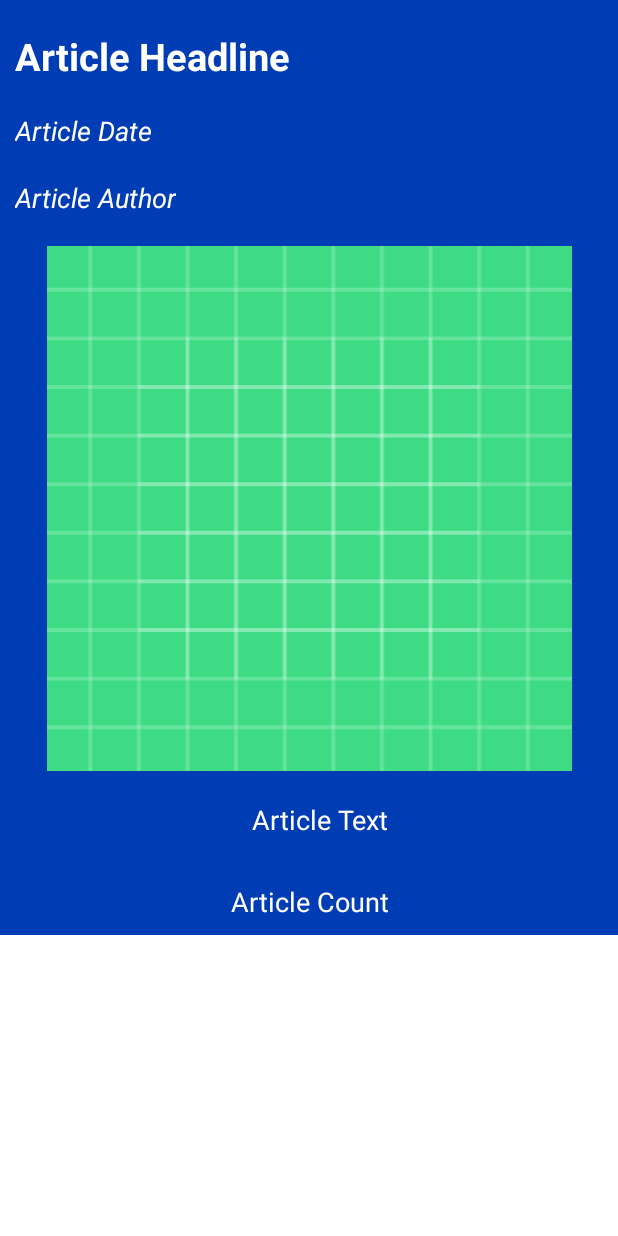
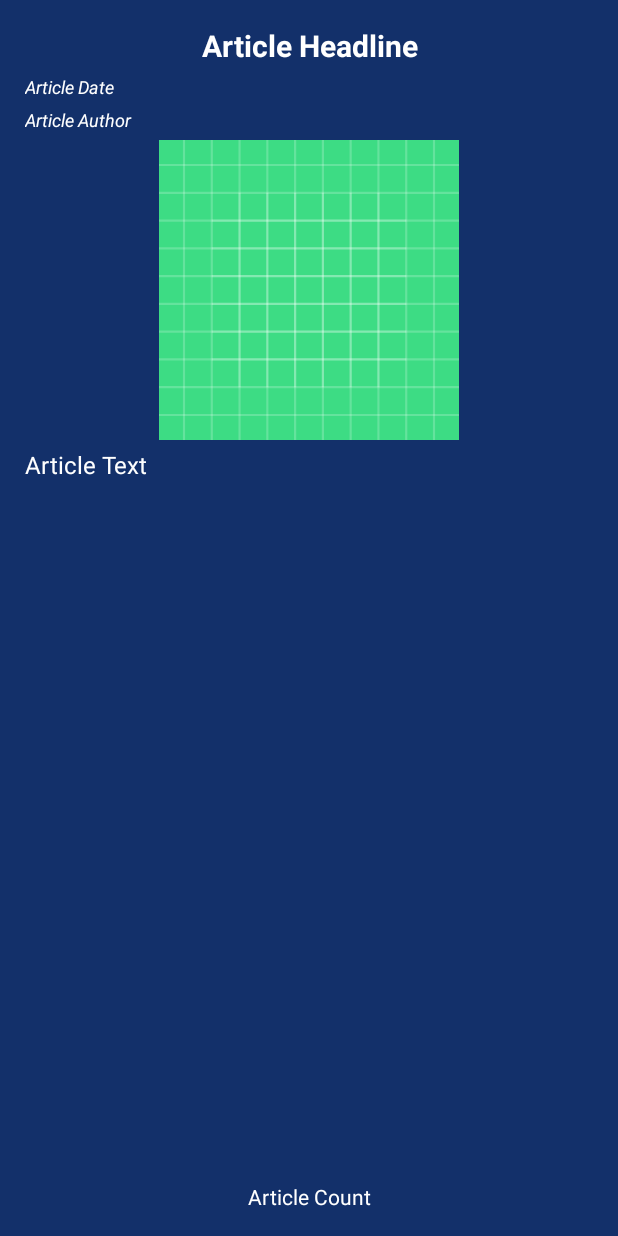
Before and after one commit to shantanoo-sinha/News-Gateway, an Android app: the layout fragment_news.xml on its own in the app's theme, with its tools: preview values and no code run, on a phone screen of 412 x 824 dp. Run offline under Robolectric (Android 15) with nearby library versions, the phone set to English and light mode, and no system bars.

Commit message:
Basic stories done

```diff
--- a/app/src/main/res/layout/activity_main.xml
+++ b/app/src/main/res/layout/activity_main.xml
@@ -4,6 +4,7 @@
     android:id="@+id/drawerLayout"
     android:layout_width="match_parent"
     android:layout_height="match_parent"
+    android:background="@drawable/background"
     tools:context=".MainActivity">
 
     <androidx.viewpager.widget.ViewPager
--- a/app/src/main/res/layout/fragment_news.xml
+++ b/app/src/main/res/layout/fragment_news.xml
@@ -5,103 +5,141 @@
     android:id="@+id/scrollView"
     android:layout_width="match_parent"
     android:layout_height="match_parent"
+    android:fillViewport="true"
     tools:context=".fragment.NewsFragment">
 
     <androidx.constraintlayout.widget.ConstraintLayout
         android:id="@+id/layout"
         android:layout_width="match_parent"
-        android:layout_height="match_parent"
-        android:background="@color/darkBlue">
+        android:layout_height="wrap_content"
+        android:background="@color/blue_background">
 
         <TextView
             android:id="@+id/articleHeadline"
-            android:layout_width="fill_parent"
+            android:layout_width="0dp"
             android:layout_height="wrap_content"
-            android:layout_marginLeft="10dp"
-            android:layout_marginTop="20dp"
-            android:layout_marginRight="10dp"
+            android:textAlignment="center"
             android:textColor="@color/white"
-            android:textSize="25sp"
+            android:textSize="20sp"
             android:textStyle="bold"
-            app:layout_constraintEnd_toEndOf="parent"
-            app:layout_constraintStart_toStartOf="parent"
-            app:layout_constraintTop_toTopOf="parent"
+            app:layout_constraintEnd_toStartOf="@id/guidelineRight"
+            app:layout_constraintHorizontal_bias="0.5"
+            app:layout_constraintStart_toEndOf="@id/guidelineLeft"
+            app:layout_constraintTop_toBottomOf="@id/guidelineTop"
             tools:text="@string/article_headline" />
 
         <TextView
             android:id="@+id/articleDate"
             android:layout_width="wrap_content"
             android:layout_height="wrap_content"
-            android:layout_marginStart="10dp"
-            android:layout_marginLeft="10dp"
-            android:layout_marginTop="20dp"
+            android:layout_marginTop="5dp"
             android:textColor="@color/white"
-            android:textSize="18sp"
+            android:textSize="12sp"
             android:textStyle="italic"
-            app:layout_constraintStart_toStartOf="parent"
-            app:layout_constraintTop_toBottomOf="@+id/articleHeadline"
+            app:layout_constraintEnd_toStartOf="@id/guidelineRight"
+            app:layout_constraintHorizontal_bias="0.0"
+            app:layout_constraintStart_toEndOf="@id/guidelineLeft"
+            app:layout_constraintTop_toBottomOf="@id/articleHeadline"
             tools:text="@string/article_date" />
 
         <TextView
             android:id="@+id/articleAuthor"
             android:layout_width="wrap_content"
             android:layout_height="wrap_content"
-            android:layout_marginStart="10dp"
-            android:layout_marginLeft="10dp"
-            android:layout_marginTop="20dp"
-            android:textColor="#FFFFFF"
-            android:textSize="18sp"
+            android:layout_marginTop="5dp"
+            android:textColor="@color/white"
+            android:textSize="12sp"
             android:textStyle="italic"
-            app:layout_constraintStart_toStartOf="parent"
-            app:layout_constraintTop_toBottomOf="@+id/articleDate"
+            app:layout_constraintEnd_toStartOf="@id/guidelineRight"
+            app:layout_constraintHorizontal_bias="0.0"
+            app:layout_constraintStart_toEndOf="@id/guidelineLeft"
+            app:layout_constraintTop_toBottomOf="@id/articleDate"
             tools:text="@string/article_author" />
 
         <ImageView
             android:id="@+id/articleImage"
-            android:layout_width="match_parent"
-            android:layout_height="350dp"
-            android:layout_marginStart="10dp"
-            android:layout_marginLeft="10dp"
-            android:layout_marginTop="20dp"
-            android:layout_marginEnd="10dp"
-            android:layout_marginRight="10dp"
+            android:layout_width="0dp"
+            android:layout_height="200dp"
+            android:layout_marginTop="5dp"
+            android:contentDescription="@string/article_image"
             android:src="@drawable/ic_launcher_background"
-            app:layout_constraintEnd_toEndOf="@+id/articleHeadline"
-            app:layout_constraintStart_toStartOf="parent"
-            app:layout_constraintTop_toBottomOf="@+id/articleAuthor" />
+            app:layout_constraintEnd_toStartOf="@id/guidelineRight"
+            app:layout_constraintStart_toEndOf="@id/guidelineLeft"
+            app:layout_constraintTop_toBottomOf="@id/articleAuthor" />
 
         <TextView
             android:id="@+id/articleText"
-            android:layout_width="wrap_content"
+            android:layout_width="0dp"
             android:layout_height="wrap_content"
-            android:layout_marginStart="25dp"
-            android:layout_marginLeft="25dp"
-            android:layout_marginTop="20dp"
+            android:layout_marginTop="5dp"
+            android:layout_marginBottom="5dp"
+            android:textAlignment="gravity"
             android:textColor="@color/white"
-            android:textSize="18sp"
-            app:layout_constraintEnd_toEndOf="@+id/articleHeadline"
-            app:layout_constraintStart_toStartOf="parent"
-            app:layout_constraintTop_toBottomOf="@+id/articleImage"
+            android:textSize="16sp"
+            app:layout_constraintBottom_toTopOf="@id/articleCount"
+            app:layout_constraintEnd_toStartOf="@id/guidelineRight"
+            app:layout_constraintStart_toEndOf="@id/guidelineLeft"
+            app:layout_constraintTop_toBottomOf="@id/articleImage"
+            app:layout_constraintVertical_bias="0.0"
             tools:text="@string/article_text" />
 
         <TextView
             android:id="@+id/articleCount"
-            android:layout_width="fill_parent"
+            android:layout_width="wrap_content"
             android:layout_height="wrap_content"
-            android:layout_marginTop="30dp"
-            android:layout_marginBottom="10dp"
             android:gravity="center_horizontal"
             android:textAlignment="center"
             android:textColor="@color/white"
-            android:textSize="18sp"
+            android:textSize="14sp"
+            app:layout_constraintBottom_toTopOf="@id/guidelineBottom"
+            app:layout_constraintEnd_toStartOf="@id/guidelineRight"
+            app:layout_constraintHorizontal_bias="0.5"
+            app:layout_constraintStart_toEndOf="@id/guidelineLeft"
+            tools:text="@string/article_count" />
+
+        <androidx.constraintlayout.widget.Guideline
+            android:id="@+id/guidelineTop"
+            android:layout_width="wrap_content"
+            android:layout_height="wrap_content"
+            android:orientation="horizontal"
             app:layout_constraintBottom_toBottomOf="parent"
             app:layout_constraintEnd_toEndOf="parent"
-            app:layout_constraintHorizontal_bias="0.0"
+            app:layout_constraintGuide_percent="0.02"
             app:layout_constraintStart_toStartOf="parent"
-            app:layout_constraintTop_toBottomOf="@+id/articleText"
-            app:layout_constraintVertical_bias="1.0"
-            tools:text="@string/article_count" />
+            app:layout_constraintTop_toTopOf="parent" />
 
+        <androidx.constraintlayout.widget.Guideline
+            android:id="@+id/guidelineBottom"
+            android:layout_width="wrap_content"
+            android:layout_height="wrap_content"
+            android:orientation="horizontal"
+            app:layout_constraintBottom_toBottomOf="parent"
+            app:layout_constraintEnd_toEndOf="parent"
+            app:layout_constraintGuide_percent="0.98"
+            app:layout_constraintStart_toStartOf="parent"
+            app:layout_constraintTop_toTopOf="parent" />
+
+        <androidx.constraintlayout.widget.Guideline
+            android:id="@+id/guidelineLeft"
+            android:layout_width="wrap_content"
+            android:layout_height="wrap_content"
+            android:orientation="vertical"
+            app:layout_constraintBottom_toBottomOf="parent"
+            app:layout_constraintEnd_toEndOf="parent"
+            app:layout_constraintGuide_percent="0.04"
+            app:layout_constraintStart_toStartOf="parent"
+            app:layout_constraintTop_toTopOf="parent" />
+
+        <androidx.constraintlayout.widget.Guideline
+            android:id="@+id/guidelineRight"
+            android:layout_width="wrap_content"
+            android:layout_height="wrap_content"
+            android:orientation="vertical"
+            app:layout_constraintBottom_toBottomOf="parent"
+            app:layout_constraintEnd_toEndOf="parent"
+            app:layout_constraintGuide_percent="0.96"
+            app:layout_constraintStart_toStartOf="parent"
+            app:layout_constraintTop_toTopOf="parent" />
     </androidx.constraintlayout.widget.ConstraintLayout>
 
 </ScrollView>
--- a/app/src/main/res/values/colors.xml
+++ b/app/src/main/res/values/colors.xml
@@ -8,5 +8,7 @@
     <color name="black">#FF000000</color>
     <color name="white">#FFFFFFFF</color>
     <color name="light_black">#1E1C1C</color>
-    <color name="darkBlue">#003cb3</color>
+    <color name="blue_background">#13306A</color>
+    <color name="color_primary">#3259A8</color>
+    <color name="color_primary_variant">#1B4EB5</color>
 </resources>
--- a/app/src/main/res/values/strings.xml
+++ b/app/src/main/res/values/strings.xml
@@ -11,4 +11,5 @@
     <string name="article_count">Article Count</string>
     <string name="open_navigation_drawer">Open navigation drawer</string>
     <string name="close_navigation_drawer">Close navigation drawer</string>
+    <string name="article_image">Article Image</string>
 </resources>
--- a/app/src/main/res/values/themes.xml
+++ b/app/src/main/res/values/themes.xml
@@ -2,8 +2,8 @@
     <!-- Base application theme. -->
     <style name="Theme.NewsGateway" parent="Theme.MaterialComponents.DayNight.DarkActionBar">
         <!-- Primary brand color. -->
-        <item name="colorPrimary">@color/purple_500</item>
-        <item name="colorPrimaryVariant">@color/purple_700</item>
+        <item name="colorPrimary">@color/color_primary</item>
+        <item name="colorPrimaryVariant">@color/color_primary_variant</item>
         <item name="colorOnPrimary">@color/white</item>
         <!-- Secondary brand color. -->
         <item name="colorSecondary">@color/teal_200</item>
```
Also changed, not shown: app/src/main/AndroidManifest.xml (+10 -2 lines), app/src/main/java/com/shantanoo/news_gateway/MainActivity.java (+32 -39 lines), app/src/main/java/com/shantanoo/news_gateway/fragment/NewsFragment.java (+41 -36 lines), app/src/main/java/com/shantanoo/news_gateway/service/SourceDownloader.java (+4 -3 lines), app/src/main/res/drawable/background.jpg (added), app/src/main/res/mipmap-hdpi/ic_launcher.png, app/src/main/res/mipmap-hdpi/ic_launcher_round.png, app/src/main/res/mipmap-mdpi/ic_launcher.png, app/src/main/res/mipmap-mdpi/ic_launcher_round.png, app/src/main/res/mipmap-xhdpi/ic_launcher.png, app/src/main/res/mipmap-xhdpi/ic_launcher_round.png, app/src/main/res/mipmap-xxhdpi/ic_launcher.png, app/src/main/res/mipmap-xxhdpi/ic_launcher_round.png, app/src/main/res/mipmap-xxxhdpi/ic_launcher.png, 1 more files.
